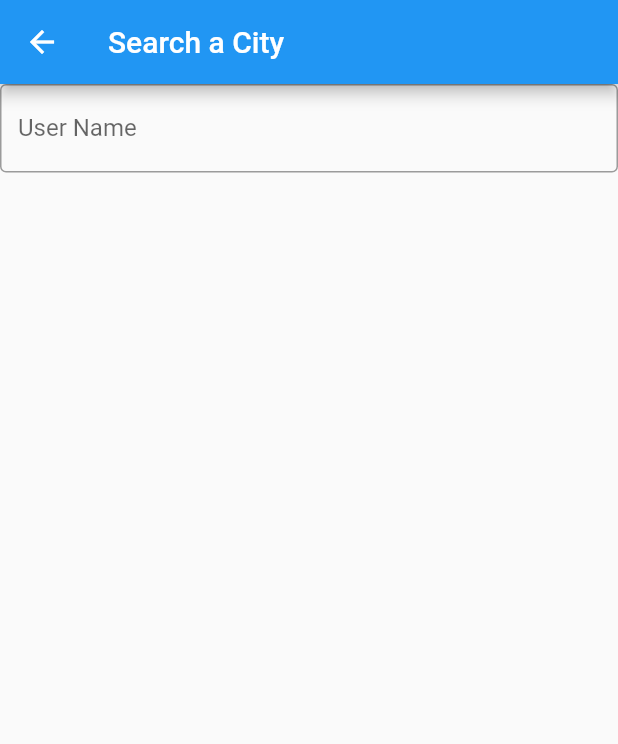
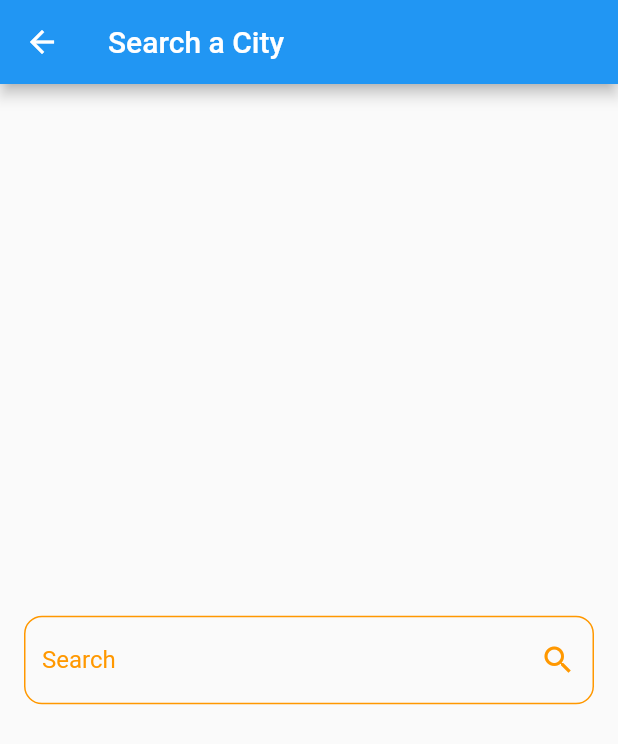
Before and after one commit to AsMaa-AhMeed/weather_app, a Flutter app: the screen it shows after launch, after a tap on the "search" icon, on a phone screen of 412 x 824 dp. Shown: the top 744 px of the screen. Run offline on Flutter 3.47's test engine with Material 2 defaults, Android fonts, the phone set to English and light mode, and no system bars.

Commit message:
create custom text feild

```diff
--- a/lib/components/components_export.dart
+++ b/lib/components/components_export.dart
@@ -1 +1,3 @@
 export 'search_view_body.dart';
+export 'home_view_body.dart';
+export 'custom_text_feild.dart';
--- /dev/null
+++ b/lib/components/custom_text_feild.dart
@@ -0,0 +1,32 @@
+import 'package:flutter/material.dart';
+
+class CustomTextFeild extends StatelessWidget {
+  const CustomTextFeild({super.key});
+
+  @override
+  Widget build(BuildContext context) {
+    return Padding(
+      padding: const EdgeInsets.all(16.0),
+      child: TextField(
+        //    controller: nameController,
+        decoration: InputDecoration(
+            border: _buildBorder(),
+            enabledBorder: _buildBorder(),
+            focusedBorder: _buildBorder(),
+            labelText: 'Search',
+            labelStyle: const TextStyle(color: Colors.orange),
+            hintText: 'Enter City Name',
+            suffixIcon: const Icon(
+              Icons.search,
+              color: Colors.orange,
+            )),
+      ),
+    );
+  }
+}
+
+OutlineInputBorder _buildBorder() {
+  return OutlineInputBorder(
+      borderRadius: BorderRadius.circular(12),
+      borderSide: const BorderSide(color: Colors.orange));
+}
--- a/lib/components/search_view_body.dart
+++ b/lib/components/search_view_body.dart
@@ -1,4 +1,5 @@
 import 'package:flutter/material.dart';
+import 'package:weather_app/components/components_export.dart';
 
 class SearchViewBody extends StatelessWidget {
   const SearchViewBody({super.key});
@@ -6,15 +7,9 @@ class SearchViewBody extends StatelessWidget {
   @override
   Widget build(BuildContext context) {
     return Column(
+      mainAxisAlignment: MainAxisAlignment.center,
       children: [
-        TextField(
-          //    controller: nameController,
-          decoration: InputDecoration(
-            border: OutlineInputBorder(),
-            labelText: 'User Name',
-            hintText: 'Enter Your Name',
-          ),
-        ),
+        CustomTextFeild(),
       ],
     );
   }
--- a/lib/views/home_view.dart
+++ b/lib/views/home_view.dart
@@ -1,4 +1,5 @@
 import 'package:flutter/material.dart';
+import 'package:weather_app/components/home_view_body.dart';
 import 'package:weather_app/views/views_export.dart';
 
 class HomeView extends StatelessWidget {
@@ -24,25 +25,6 @@ class HomeView extends StatelessWidget {
                 ))
           ],
         ),
-      body: Center(
-        child: Column(
-          mainAxisSize: MainAxisSize.min,
-          children: [
-            Text(
-              'there is no weather 😔 start',
-              style: TextStyle(
-                fontSize: 30,
-              ),
-            ),
-            Text(
-              'searching now 🔍',
-              style: TextStyle(
-                fontSize: 30,
-              ),
-            )
-          ],
-        ),
-      ),
-    );
+        body: HomeViewBody());
   }
 }
```
Lines whose indentation alone changed are shown as unchanged.
